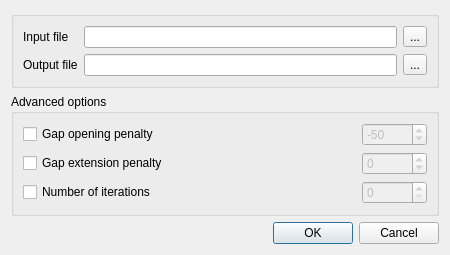
The window that src/plugins/external_tool_support/src/ui/TCoffeeSupportRunDialog.ui (violethaze74/ugene) describes before a commit, drawn with Qt 5.
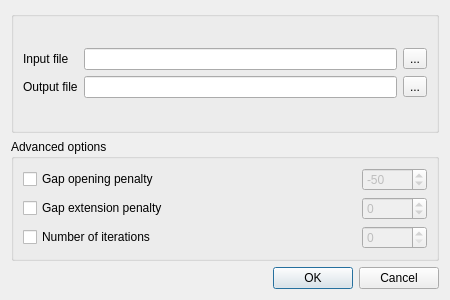
The same window after the commit.

```diff
--- a/src/plugins/external_tool_support/src/ui/TCoffeeSupportRunDialog.ui
+++ b/src/plugins/external_tool_support/src/ui/TCoffeeSupportRunDialog.ui
@@ -7,7 +7,7 @@
     <x>0</x>
     <y>0</y>
     <width>450</width>
-    <height>232</height>
+    <height>300</height>
    </rect>
   </property>
   <property name="minimumSize">
```
Left out of the diff: 32 changed lines with no effect on the pictures.
